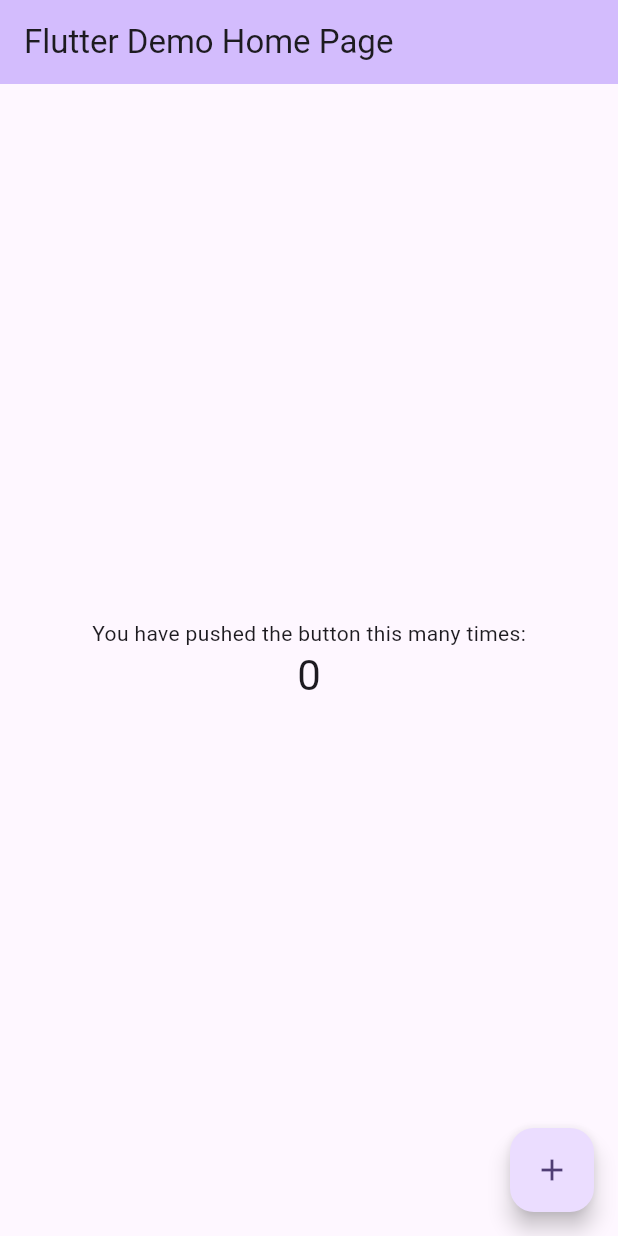
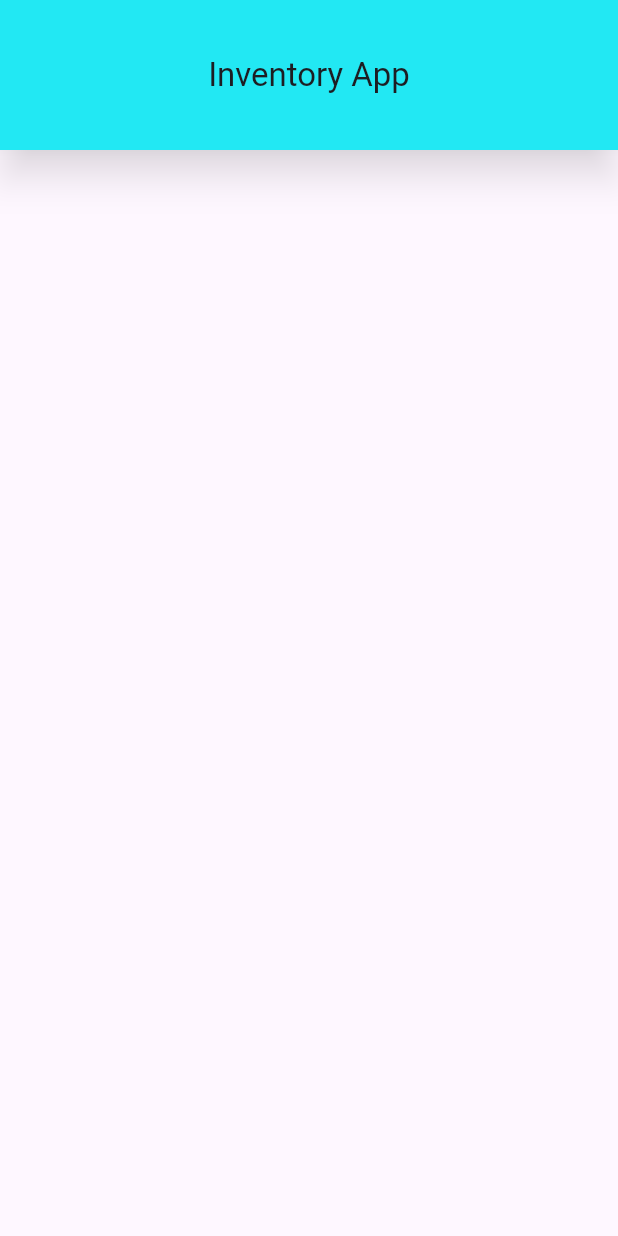
Before and after one commit to ahammodsarif/first_project_android, a Flutter app: the screen it shows after launch, on a phone screen of 412 x 824 dp. Run offline on Flutter 3.47's test engine with Material 3 defaults, Android fonts, the phone set to English and light mode, and no system bars.

Commit message:
second commit

```diff
--- a/lib/main.dart
+++ b/lib/main.dart
@@ -1,125 +1,40 @@
 import 'package:flutter/material.dart';
 
-void main() {
+void main(){
   runApp(const MyApp());
 }
-
 class MyApp extends StatelessWidget {
   const MyApp({super.key});
 
-  // This widget is the root of your application.
   @override
   Widget build(BuildContext context) {
     return MaterialApp(
-      title: 'Flutter Demo',
-      theme: ThemeData(
-        // This is the theme of your application.
-        //
-        // TRY THIS: Try running your application with "flutter run". You'll see
-        // the application has a purple toolbar. Then, without quitting the app,
-        // try changing the seedColor in the colorScheme below to Colors.green
-        // and then invoke "hot reload" (save your changes or press the "hot
-        // reload" button in a Flutter-supported IDE, or press "r" if you used
-        // the command line to start the app).
-        //
-        // Notice that the counter didn't reset back to zero; the application
-        // state is not lost during the reload. To reset the state, use hot
-        // restart instead.
-        //
-        // This works for code too, not just values: Most code changes can be
-        // tested with just a hot reload.
-        colorScheme: ColorScheme.fromSeed(seedColor: Colors.deepPurple),
-        useMaterial3: true,
-      ),
-      home: const MyHomePage(title: 'Flutter Demo Home Page'),
+      title: "MyApp",
+      theme: ThemeData(primarySwatch: Colors.pink),
+      darkTheme: ThemeData(primarySwatch: Colors.teal),
+      debugShowCheckedModeBanner: false,
+      color: Colors.limeAccent,
+      home: HomeActivity(),
     );
   }
 }
 
-class MyHomePage extends StatefulWidget {
-  const MyHomePage({super.key, required this.title});
-
-  // This widget is the home page of your application. It is stateful, meaning
-  // that it has a State object (defined below) that contains fields that affect
-  // how it looks.
-
-  // This class is the configuration for the state. It holds the values (in this
-  // case the title) provided by the parent (in this case the App widget) and
-  // used by the build method of the State. Fields in a Widget subclass are
-  // always marked "final".
-
-  final String title;
-
-  @override
-  State<MyHomePage> createState() => _MyHomePageState();
-}
-
-class _MyHomePageState extends State<MyHomePage> {
-  int _counter = 0;
-
-  void _incrementCounter() {
-    setState(() {
-      // This call to setState tells the Flutter framework that something has
-      // changed in this State, which causes it to rerun the build method below
-      // so that the display can reflect the updated values. If we changed
-      // _counter without calling setState(), then the build method would not be
-      // called again, and so nothing would appear to happen.
-      _counter++;
-    });
-  }
+class HomeActivity extends StatelessWidget {
+  const HomeActivity({super.key});
 
   @override
   Widget build(BuildContext context) {
-    // This method is rerun every time setState is called, for instance as done
-    // by the _incrementCounter method above.
-    //
-    // The Flutter framework has been optimized to make rerunning build methods
-    // fast, so that you can just rebuild anything that needs updating rather
-    // than having to individually change instances of widgets.
     return Scaffold(
       appBar: AppBar(
-        // TRY THIS: Try changing the color here to a specific color (to
-        // Colors.amber, perhaps?) and trigger a hot reload to see the AppBar
-        // change color while the other colors stay the same.
-        backgroundColor: Theme.of(context).colorScheme.inversePrimary,
-        // Here we take the value from the MyHomePage object that was created by
-        // the App.build method, and use it to set our appbar title.
-        title: Text(widget.title),
+        title: Text("Inventory App"),
+        toolbarHeight: 100,
+        titleSpacing: 10,
+        backgroundColor: Colors.cyanAccent,
+        elevation: 10,
+        shadowColor: Colors.black54,
+        centerTitle: true,
+        toolbarOpacity: 0.9,
       ),
-      body: Center(
-        // Center is a layout widget. It takes a single child and positions it
-        // in the middle of the parent.
-        child: Column(
-          // Column is also a layout widget. It takes a list of children and
-          // arranges them vertically. By default, it sizes itself to fit its
-          // children horizontally, and tries to be as tall as its parent.
-          //
-          // Column has various properties to control how it sizes itself and
-          // how it positions its children. Here we use mainAxisAlignment to
-          // center the children vertically; the main axis here is the vertical
-          // axis because Columns are vertical (the cross axis would be
-          // horizontal).
-          //
-          // TRY THIS: Invoke "debug painting" (choose the "Toggle Debug Paint"
-          // action in the IDE, or press "p" in the console), to see the
-          // wireframe for each widget.
-          mainAxisAlignment: MainAxisAlignment.center,
-          children: <Widget>[
-            const Text(
-              'You have pushed the button this many times:',
-            ),
-            Text(
-              '$_counter',
-              style: Theme.of(context).textTheme.headlineMedium,
-            ),
-          ],
-        ),
-      ),
-      floatingActionButton: FloatingActionButton(
-        onPressed: _incrementCounter,
-        tooltip: 'Increment',
-        child: const Icon(Icons.add),
-      ), // This trailing comma makes auto-formatting nicer for build methods.
     );
   }
 }
```
